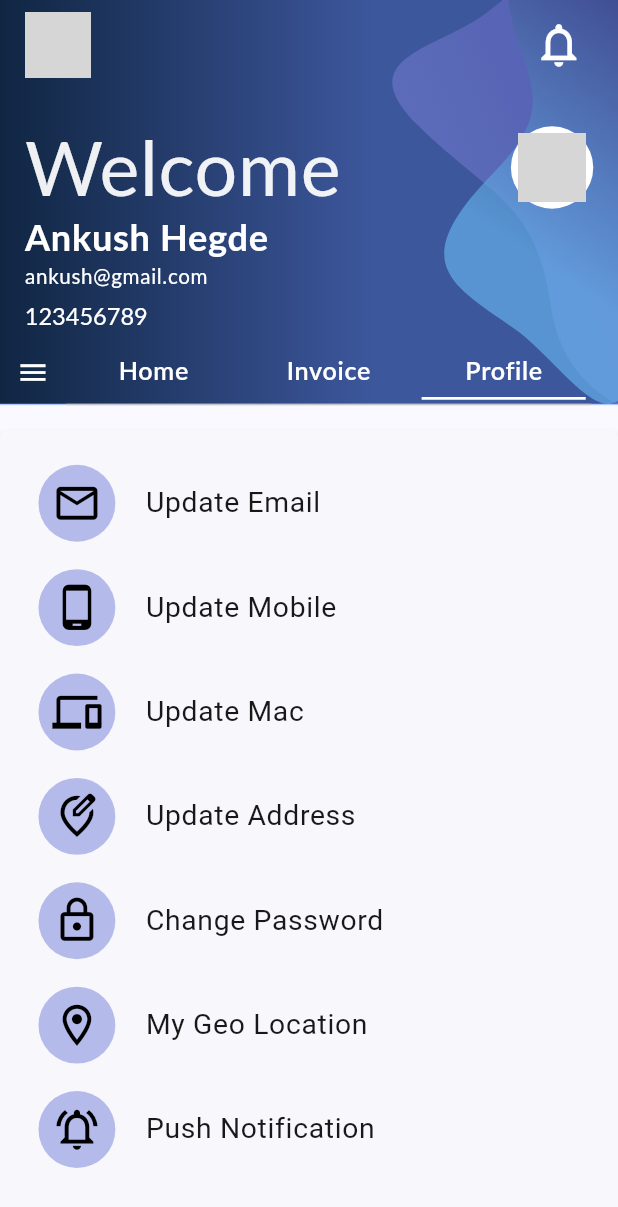
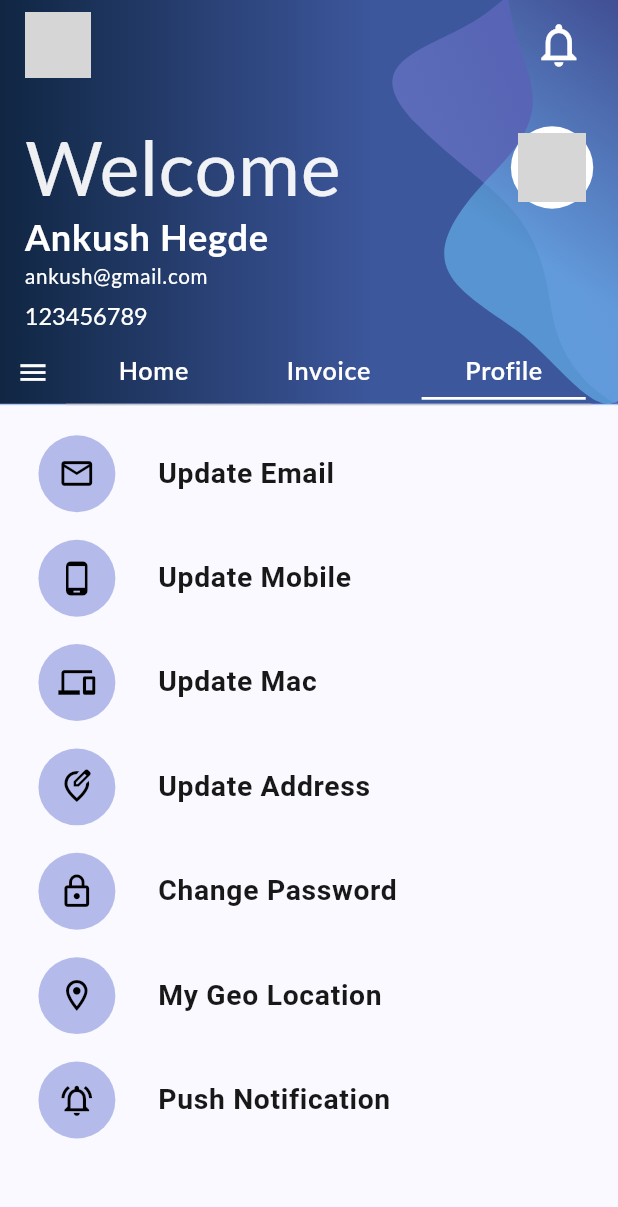
Before and after one commit to Broadway-Communications/Flutter-Application, a Flutter app: the screen it shows after launch, tab 3 chosen, on a phone screen of 412 x 824 dp. Shown: the top 1207 px of the screen. Run offline on Flutter 3.47's test engine with Material 2 defaults, Android fonts, the phone set to English and light mode, and no system bars; our stand-ins replace auto_route, device_preview, flutter_rating_bar, flutter_screenutil, google_fonts, responsive_framework; network calls fail; Roboto replaces fonts that are missing (Lato); grey boxes are pictures that could not be loaded.

Commit message:
fix: redevelop plan card (#23)
refactor: profile page layout

```diff
--- a/lib/app/views/profile_page.dart
+++ b/lib/app/views/profile_page.dart
@@ -16,32 +16,11 @@ class _ProfilePageState extends State<ProfilePage> {
   Widget build(BuildContext context) {
     return SingleChildScrollView(
       child: Center(
-        child: Padding(
-          padding: const EdgeInsets.only(top: 18.0),
-          child: Container(
-            height: 610.h,
-            width: 420.w,
-            decoration: BoxDecoration(
-              borderRadius: BorderRadius.circular(5),
-              color: const Color.fromARGB(255, 248, 247, 252),
-              boxShadow: const [
-                BoxShadow(
-                  color: Color(0x3F000000),
-                  blurRadius: 4,
-                  offset: Offset(0, 4),
-                  spreadRadius: 0,
-                )
-              ],
-            ),
-            child: Column(
-              crossAxisAlignment: CrossAxisAlignment.start,
-              children: [
-                SizedBox(
-                  height: 15.h,
-                ),
-                SizedBox(
-                  width: 500.w,
-                  height: 580.h,
+        child: Column(
+            children: [
+              SizedBox(
+                child: Padding(
+                  padding: const EdgeInsets.only(top: 12.0, bottom: 17.0),
                   child: ListView(
                     primary: false,
                     shrinkWrap: true,
@@ -56,11 +35,9 @@ class _ProfilePageState extends State<ProfilePage> {
                           'Push Notification'),
                     ],
                   ),
-                )
-              ],
-            ),
-          ),
-        ),
+                ),
+              ),
+            ]),
       ),
     );
   }
@@ -75,16 +52,15 @@ class _ProfilePageState extends State<ProfilePage> {
           child: Icon(
             icon,
             color: Colors.black,
-            size: 36,
+            size: 27,
           ),
         ),
         contentPadding: const EdgeInsets.symmetric(horizontal: 3),
-        horizontalTitleGap: 7,
         title: Text(
           text,
           style: GoogleFonts.roboto(
               fontSize: 18.sp,
-              fontWeight: FontWeight.w400,
+              fontWeight: FontWeight.w600,
               color: const Color(0xFF000000).withAlpha(230),
               letterSpacing: 0.5),
         ),
--- a/lib/app/widgets/navigation_drawer.dart
+++ b/lib/app/widgets/navigation_drawer.dart
@@ -44,11 +44,7 @@ class _NavDrawerState extends State<NavDrawer> {
                         onPressed: () =>
                             context.router.push(const ComplaintHistoryRoute()),
                         disabled: false),
-                    listItems(
-                        Icons.currency_exchange_outlined, 'Invoice History',
-                        onPressed: () =>
-                            context.pushRoute(const InvoiceHistoryRoute()),
-                        disabled: false),
+                    listItems(Icons.currency_exchange_outlined, 'Invoice History'),
                     listItems(Icons.sell_outlined, 'Promo Offers'),
                     listItems(Icons.language_outlined, 'Open in Browser'),
                     const MyContainer(),
--- a/lib/app/widgets/register_complaint_pop_up.dart
+++ b/lib/app/widgets/register_complaint_pop_up.dart
@@ -152,7 +152,7 @@ class RegisterComplaintPopUpState extends State<RegisterComplaintPopUp> {
                                   MaterialStateProperty.resolveWith<Color>(
                                 (Set<MaterialState> states) {
                                   if (states.contains(MaterialState.disabled)) {
-                                    return Colors.grey;
+                                    return Colors.grey.withAlpha(65);
                                   } else {
                                     return const Color(0xFF0F4C75);
                                   }
@@ -172,7 +172,7 @@ class RegisterComplaintPopUpState extends State<RegisterComplaintPopUp> {
                                   MaterialStateProperty.resolveWith<Color>(
                                 (Set<MaterialState> states) {
                                   if (states.contains(MaterialState.disabled)) {
-                                    return Colors.grey;
+                                    return Colors.grey.withAlpha(65);
                                   }
                                   return const Color(0xFF0F4C75);
                                 },
--- a/lib/main.dart
+++ b/lib/main.dart
@@ -34,7 +34,6 @@ class MyApp extends StatelessWidget {
               child: router!,
             ),
           ),
-          // child: ResponsiveScaledBox(width: 450, child: router!),
           breakpoints: [
             const Breakpoint(start: 0, end: 450, name: MOBILE),
             const Breakpoint(start: 451, end: 800, name: TABLET),
```
Also changed, not shown: lib/app/views/home_page.dart (+8 -15 lines), lib/app/views/invoice_page.dart (+15 -8 lines), lib/app/widgets/plan_card.dart (+92 -48 lines), lib/app/widgets/plan_status_card.dart (+5 -5 lines).
